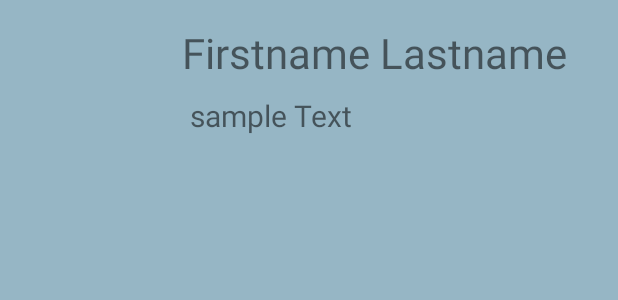
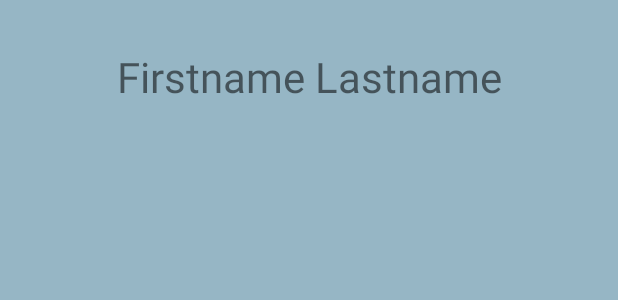
Before and after one commit to sp0603/Book-It, an Android app: the layout list_item_layout.xml on its own in the app's theme, with its tools: preview values and no code run, on a phone screen of 412 x 824 dp. Shown: the top 300 px of the screen. Run offline under Robolectric (Android 15) with nearby library versions, the phone set to English and light mode, and no system bars.

```diff
--- a/app/src/main/java/com/example/scheduling/AddFriend.java
+++ b/app/src/main/java/com/example/scheduling/AddFriend.java
@@ -65,7 +65,7 @@ public class AddFriend extends AppCompatActivity {
                                 //add to friends of current user
                                 String currentUserId = FirebaseAuth.getInstance().getCurrentUser().getUid();
                                 friendsRef.child(currentUserId).child(userId).setValue(userName);
-
+                                // confirmation of friend being added
                                 Toast.makeText(AddFriend.this, "Friend added", Toast.LENGTH_SHORT).show();
                                 finish();
                             }
--- a/app/src/main/java/com/example/scheduling/MainActivity.java
+++ b/app/src/main/java/com/example/scheduling/MainActivity.java
@@ -6,6 +6,7 @@ import androidx.viewpager2.widget.ViewPager2;
 import android.content.Intent;
 import android.os.Bundle;
 
+import com.google.firebase.FirebaseApp;
 import com.google.firebase.auth.FirebaseAuth;
 import com.google.firebase.auth.FirebaseUser;
 
@@ -21,6 +22,8 @@ public class MainActivity extends AppCompatActivity {
     @Override
     protected void onCreate(Bundle savedInstanceState) {
         super.onCreate(savedInstanceState);
+
+        FirebaseApp.initializeApp(this);
 
         auth = FirebaseAuth.getInstance();
         user = auth.getCurrentUser();
--- a/app/src/main/res/layout/list_item_layout.xml
+++ b/app/src/main/res/layout/list_item_layout.xml
@@ -5,38 +5,38 @@
     android:layout_width="match_parent"
     android:layout_height="wrap_content">
 
-    <ImageView
-        android:contentDescription="Profile Picture"
-        android:id="@+id/imageView"
-        android:layout_width="100dp"
-        android:layout_height="100dp"
-        android:layout_margin="16dp"
-        android:layout_marginTop="16dp"
-        android:layout_marginEnd="20dp"
-        app:layout_constraintEnd_toStartOf="@+id/user_name"
-        app:layout_constraintStart_toStartOf="parent"
-        app:layout_constraintTop_toTopOf="parent" />
+    <!--    <ImageView-->
+    <!--        android:contentDescription="Profile Picture"-->
+    <!--        android:id="@+id/imageView"-->
+    <!--        android:layout_width="100dp"-->
+    <!--        android:layout_height="100dp"-->
+    <!--        android:layout_margin="16dp"-->
+    <!--        android:layout_marginTop="16dp"-->
+    <!--        android:layout_marginEnd="20dp"-->
+    <!--        app:layout_constraintEnd_toStartOf="@+id/user_name"-->
+    <!--        app:layout_constraintStart_toStartOf="parent"-->
+    <!--        app:layout_constraintTop_toTopOf="parent" />-->
 
     <TextView
         android:id="@+id/user_name"
         android:layout_width="wrap_content"
         android:layout_height="wrap_content"
-        android:layout_marginTop="16dp"
-        android:layout_marginStart="5dp"
+        android:layout_marginTop="32dp"
         android:text="Firstname Lastname"
         android:textSize="28sp"
-        app:layout_constraintStart_toEndOf="@+id/imageView"
+        app:layout_constraintEnd_toEndOf="parent"
+        app:layout_constraintStart_toStartOf="parent"
         app:layout_constraintTop_toTopOf="parent" />
 
-    <TextView
-        android:id="@+id/sampleText"
-        android:layout_width="wrap_content"
-        android:layout_height="wrap_content"
-        android:layout_marginTop="9dp"
-        android:layout_marginStart="5dp"
-        android:text="sample Text"
-        android:textSize="20sp"
-        app:layout_constraintStart_toStartOf="@+id/user_name"
-        app:layout_constraintTop_toBottomOf="@+id/user_name" />
+    <!--    <TextView-->
+    <!--        android:id="@+id/sampleText"-->
+    <!--        android:layout_width="wrap_content"-->
+    <!--        android:layout_height="wrap_content"-->
+    <!--        android:layout_marginTop="9dp"-->
+    <!--        android:layout_marginStart="5dp"-->
+    <!--        android:text="sample Text"-->
+    <!--        android:textSize="20sp"-->
+    <!--        app:layout_constraintStart_toStartOf="@+id/user_name"-->
+    <!--        app:layout_constraintTop_toBottomOf="@+id/user_name" />-->
 
 </androidx.constraintlayout.widget.ConstraintLayout>
```
Also changed, not shown: app/src/main/java/com/example/scheduling/ContactsPage.java (+42 -49 lines), app/src/main/java/com/example/scheduling/ListItemAdapter.java (+5 -11 lines), app/src/main/java/com/example/scheduling/ListViewUser.java (+4 -21 lines), app/src/main/java/com/example/scheduling/ViewPagerAdapter.java (line endings or trailing spaces).
